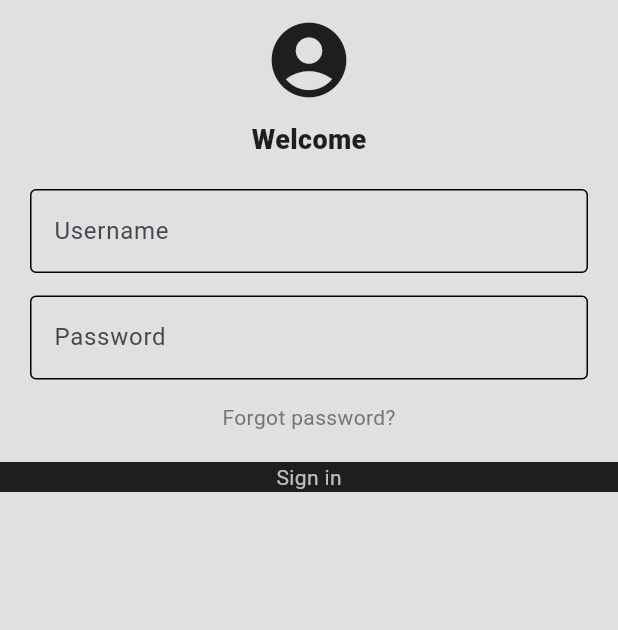
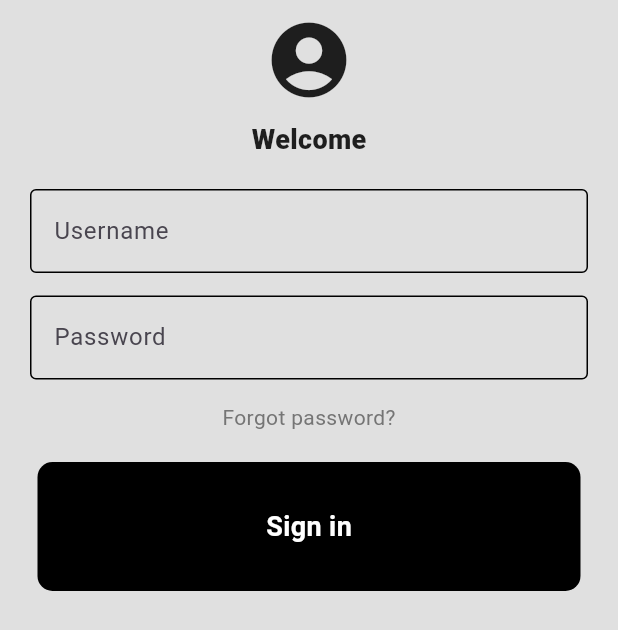
Before and after one commit to Priyom-17/EmergencyAPP, a Flutter app: the screen it shows after launch, on a phone screen of 412 x 824 dp. Shown: the top 630 px of the screen. Run offline on Flutter 3.47's test engine with Material 3 defaults, Android fonts, the phone set to English and light mode, and no system bars.

```diff
--- a/lib/comp/my_button.dart
+++ b/lib/comp/my_button.dart
@@ -6,11 +6,20 @@ class MyButton extends StatelessWidget {
   @override
   Widget build(BuildContext context) {
     return Container(
-      decoration: BoxDecoration(color: Colors.black87),
+      padding: EdgeInsets.all(30),
+      margin: EdgeInsets.symmetric(horizontal: 25),
+      decoration: BoxDecoration(
+        color: Colors.black,
+        borderRadius: BorderRadius.circular(10),
+        ),
       child: Center(
         child: Text(
           "Sign in",
-          style: TextStyle(color: Colors.white70),
+          style: TextStyle(
+            color: Colors.white,
+            fontWeight: FontWeight.bold,
+            fontSize: 18,
+            ),
         ),
       ),
     );
```
